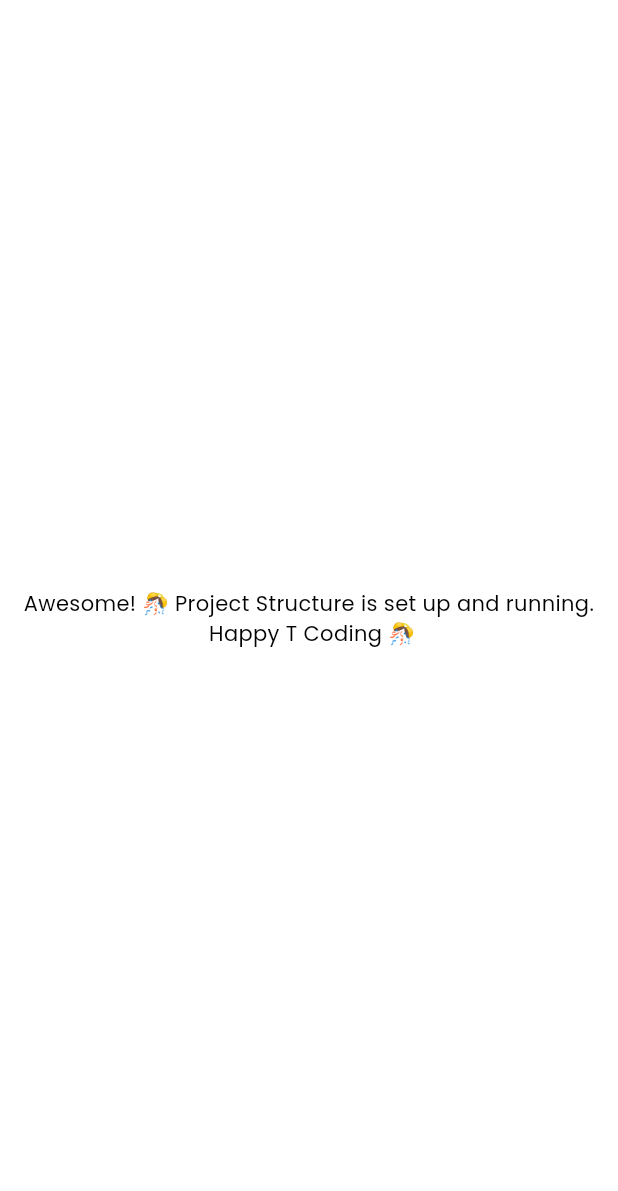
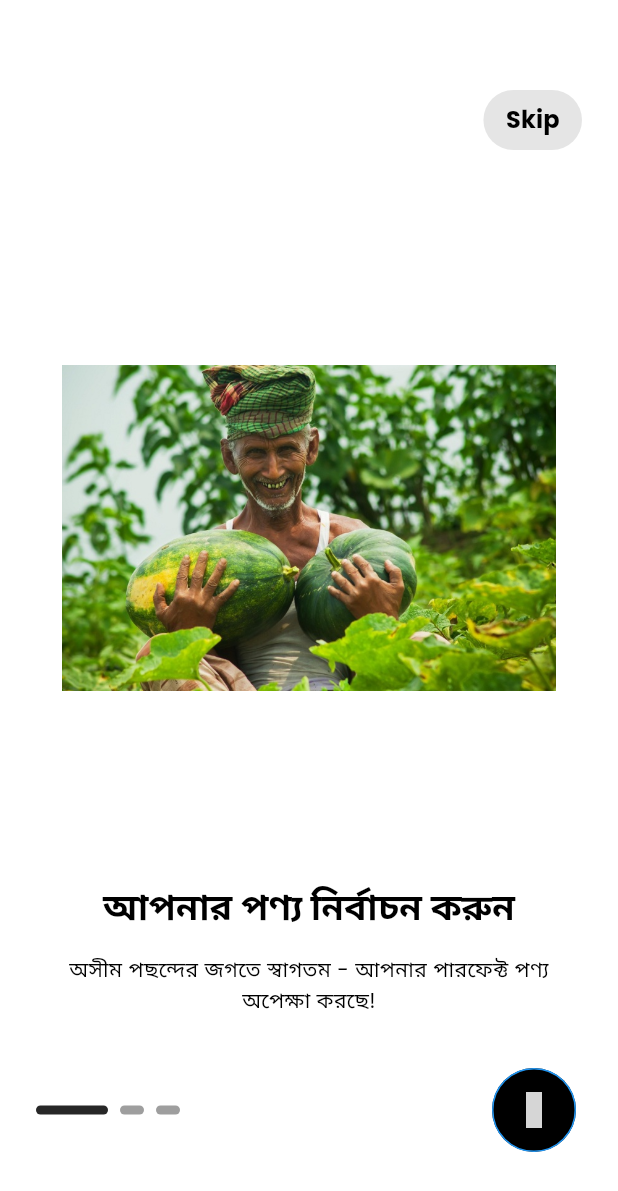
Before and after one commit to Rahat8123/AgroCart, a Flutter app: the screen it shows after launch, on a phone screen of 412 x 824 dp. Shown: the top 1191 px of the screen. Run offline on Flutter 3.47's test engine with Material 3 defaults, Android fonts, the phone set to English and light mode, and no system bars; drawn by our look-alikes of smooth_page_indicator; our stand-ins replace connectivity_plus, firebase_storage, get, get_storage, iconsax, logger and 1 more; accounts and stored records are empty; project files that could hold a hidden picture were left out; grey boxes are pictures that could not be loaded.

```diff
--- a/lib/app.dart
+++ b/lib/app.dart
@@ -1,3 +1,4 @@
+import 'package:agrocart/features/authentication/screens/onboarding/onboarding.dart';
 import 'package:agrocart/utils/constants/text_strings.dart';
 import 'package:agrocart/utils/theme/theme.dart';
 import 'package:flutter/material.dart';
@@ -16,11 +17,7 @@ class App extends StatelessWidget {
       darkTheme: TAppTheme.darkTheme,
       debugShowCheckedModeBanner: false,
       // initialBinding: GeneralBindings(),
-      home: const Scaffold(
-        body: Center(
-          child: Text('Awesome! 🎊 Project Structure is set up and running. \n Happy T Coding 🎊', textAlign: TextAlign.center,),
-        ),
-      ),
+      home: const OnBoardingScreen(),
     );
   }
 }
--- /dev/null
+++ b/lib/features/authentication/screens/onboarding/onboarding.dart
@@ -0,0 +1,73 @@
+import 'package:flutter/material.dart';
+import 'package:agrocart/utils/constants/image_strings.dart';
+import 'package:agrocart/utils/constants/text_strings.dart';
+import 'package:get/get.dart';
+import 'package:get/get_core/src/get_main.dart';
+import '../widgets/OnBoardingNextButton.dart';
+
+import '../widgets/OnBoarding_skip.dart';
+import '../widgets/onboarding_page.dart';
+import '../widgets/onboardingnavigation.dart';
+
+class OnBoardingScreen extends StatefulWidget {
+  const OnBoardingScreen({super.key});
+
+  @override
+  _OnBoardingScreenState createState() => _OnBoardingScreenState();
+}
+
+class _OnBoardingScreenState extends State<OnBoardingScreen> {
+  final PageController _pageController = PageController();
+  int _currentPage = 0;
+
+  @override
+  void initState() {
+    super.initState();
+    _pageController.addListener(() {
+      setState(() {
+        _currentPage = _pageController.page?.round() ?? 0;
+      });
+    });
+  }
+
+  @override
+  void dispose() {
+    _pageController.dispose();
+    super.dispose();
+  }
+
+  @override
+  Widget build(BuildContext context) {
+    return Scaffold(
+      body: Stack(
+        children: [
+          PageView(
+            controller: _pageController, // ✅ Assign PageController
+            children: const [
+              OnBoardingPage(
+                image: TImages.onBoardingImage1,
+                title: TTexts.onBoardingTitle1,
+                subtitle: TTexts.onBoardingSubTitle1,
+              ),
+              OnBoardingPage(
+                image: TImages.onBoardingImage2,
+                title: TTexts.onBoardingTitle2,
+                subtitle: TTexts.onBoardingSubTitle2,
+              ),
+              OnBoardingPage(
+                image: TImages.onBoardingImage3,
+                title: TTexts.onBoardingTitle3,
+                subtitle: TTexts.onBoardingSubTitle3,
+              ),
+            ],
+          ),
+          OnBoardingSkip(
+              isLastPage: _currentPage == 2, pageController: _pageController),
+          OnBoardingDotNavigation(pageController: _pageController), // ✅ Fixed
+          OnBoardingNextButton(
+              controller: _pageController, isLastPage: _currentPage == 2),
+        ],
+      ),
+    );
+  }
+}
--- /dev/null
+++ b/lib/features/authentication/screens/widgets/OnBoardingNextButton.dart
@@ -0,0 +1,54 @@
+import 'package:flutter/material.dart';
+import 'package:iconsax/iconsax.dart';
+import 'package:get/get.dart';  // Import GetX for navigation (if you are using it)
+import '../../../../utils/constants/colors.dart';
+import '../../../../utils/constants/sizes.dart';
+import '../../../../utils/device/device_utility.dart';
+import '../../../../utils/helpers/helper_functions.dart';
+import '../login/login.dart';
+
+class OnBoardingNextButton extends StatelessWidget {
+  final PageController controller;
+  final bool isLastPage;
+
+  const OnBoardingNextButton({
+    super.key,
+    required this.controller,
+    required this.isLastPage,
+  });
+
+  @override
+  Widget build(BuildContext context) {
+    final dark = THelperFunctions.isDarkMode(context);
+
+    return Positioned(
+      right: TSizes.defaultSpace,
+      bottom: TDeviceUtils.getBottomNavigationBarHeight(),
+      child: ElevatedButton(
+        onPressed: () {
+          if (isLastPage) {
+            // If it's the last page, navigate to the LoginScreen or home screen
+            print("Navigate to home screen");
+            Get.offAll(LoginScreen()); // Ensure you are using GetX for navigation
+          } else {
+            // Otherwise, move to the next page
+            controller.nextPage(
+              duration: const Duration(milliseconds: 300),
+              curve: Curves.easeInOut,
+            );
+          }
+        },
+        style: ElevatedButton.styleFrom(
+          shape: const CircleBorder(),
+          padding: const EdgeInsets.all(16),
+          backgroundColor: dark ? TColors.primary : Colors.black,
+        ),
+        child: Icon(
+          isLastPage ? Icons.check : Iconsax.arrow_right,
+          color: Colors.white, // Ensures the arrow icon is visible
+          size: 24, // Slightly increase size for better visibility
+        ),
+      ),
+    );
+  }
+}
--- /dev/null
+++ b/lib/features/authentication/screens/widgets/OnBoarding_skip.dart
@@ -0,0 +1,51 @@
+import 'package:flutter/material.dart';
+import '../../../../utils/constants/sizes.dart';
+import '../../../../utils/device/device_utility.dart';
+import '../../../../utils/helpers/helper_functions.dart';
+
+class OnBoardingSkip extends StatelessWidget {
+  final bool isLastPage;
+  final PageController pageController;
+
+  const OnBoardingSkip({
+    super.key,
+    required this.isLastPage,
+    required this.pageController,
+  });
+
+  @override
+  Widget build(BuildContext context) {
+    final dark = THelperFunctions.isDarkMode(context);
+
+    return Positioned(
+      top: TDeviceUtils.getAppBarHeight(),
+      right: TSizes.defaultSpace,
+      child: isLastPage
+          ? const SizedBox.shrink()
+          : TextButton(
+        onPressed: () {
+          pageController.animateToPage(
+            2,
+            duration: const Duration(milliseconds: 500),
+            curve: Curves.easeInOut,
+          );
+        },
+        style: TextButton.styleFrom(
+          padding: const EdgeInsets.symmetric(horizontal: 15, vertical: 8),
+          backgroundColor: dark ? Colors.white.withOpacity(0.2) : Colors.black.withOpacity(0.1),
+          shape: RoundedRectangleBorder(
+            borderRadius: BorderRadius.circular(20),
+          ),
+        ),
+        child: Text(
+          'Skip',
+          style: TextStyle(
+            fontSize: 16,
+            fontWeight: FontWeight.bold,
+            color: dark ? Colors.white : Colors.black, // ✅ Fix text color for dark mode
+          ),
+        ),
+      ),
+    );
+  }
+}
--- /dev/null
+++ b/lib/features/authentication/screens/widgets/onboarding_page.dart
@@ -0,0 +1,43 @@
+import 'package:flutter/material.dart';
+import '../../../../utils/constants/sizes.dart';
+import '../../../../utils/helpers/helper_functions.dart';
+
+class OnBoardingPage extends StatelessWidget {
+  const OnBoardingPage({
+    super.key,
+    required this.image,
+    required this.title,
+    required this.subtitle,
+  });
+
+  final String image, title, subtitle;
+
+  @override
+  Widget build(BuildContext context) {
+    return Padding(
+      padding: const EdgeInsets.all(TSizes.defaultSpace),
+      child: Column(
+        mainAxisAlignment: MainAxisAlignment.center,
+        children: [
+          Image(
+            height: THelperFunctions.screenHeight() * 0.5,
+            width: THelperFunctions.screenWidth() * 0.8,
+            image: AssetImage(image),
+          ),
+          const SizedBox(height: 30),
+          Text(
+            title,
+            style: Theme.of(context).textTheme.headlineMedium,
+            textAlign: TextAlign.center,
+          ),
+          const SizedBox(height: TSizes.spaceBtwItems),
+          Text(
+            subtitle,
+            style: Theme.of(context).textTheme.bodyMedium,
+            textAlign: TextAlign.center,
+          ),
+        ],
+      ),
+    );
+  }
+}
--- /dev/null
+++ b/lib/features/authentication/screens/widgets/onboardingnavigation.dart
@@ -0,0 +1,33 @@
+import 'package:flutter/material.dart';
+import 'package:smooth_page_indicator/smooth_page_indicator.dart';
+import '../../../../utils/constants/colors.dart';
+import '../../../../utils/constants/sizes.dart';
+import '../../../../utils/device/device_utility.dart';
+import '../../../../utils/helpers/helper_functions.dart';
+
+class OnBoardingDotNavigation extends StatelessWidget {
+  final PageController pageController;
+
+  OnBoardingDotNavigation({
+    super.key,
+    required this.pageController,
+  });
+
+  @override
+  Widget build(BuildContext context) {
+    final dark = THelperFunctions.isDarkMode(context);
+
+    return Positioned(
+      bottom: TDeviceUtils.getBottomNavigationBarHeight() + 25,
+      left: TSizes.defaultSpace,
+      child: SmoothPageIndicator(
+        controller: pageController, // ✅ Fixed controller assignment
+        count: 3,
+        effect: ExpandingDotsEffect(
+          activeDotColor: dark ? TColors.light : TColors.dark,
+          dotHeight: 6,
+        ),
+      ),
+    );
+  }
+}
--- a/lib/utils/constants/image_strings.dart
+++ b/lib/utils/constants/image_strings.dart
@@ -5,8 +5,8 @@
 class TImages {
 
   // -- App Logos
-  static const String darkAppLogo = "assets/logos/t-store-splash-logo-black.png";
-  static const String lightAppLogo = "assets/logos/t-store-splash-logo-white.png";
+  static const String darkAppLogo = "assets/logos/AgroCartLogo.png";
+  static const String lightAppLogo = "assets/logos/AgroCartLogo.png";
 
   // -- Social Logos
   static const String google = "assets/logos/google-icon.png";
@@ -44,14 +44,13 @@ class TImages {
   static const String verifyIllustration = "assets/images/animations/sammy-line-travel-backpack-with-passport-and-air-ticket.gif";
 
   // -- OnBoarding Texts
-  static const String onBoardingImage1 = "assets/images/on_boarding_images/sammy-line-searching.gif";
-  static const String onBoardingImage2 = "assets/images/on_boarding_images/sammy-line-shopping.gif";
-  static const String onBoardingImage3 = "assets/images/on_boarding_images/sammy-line-delivery.gif";
+  static const String onBoardingImage1 = "assets/image/on_boarding_images/pumpkin.jpg";
+  static const String onBoardingImage2 = "assets/image/on_boarding_images/sammy-line-shopping.gif";
+  static const String onBoardingImage3 = "assets/image/on_boarding_images/sammy-line-delivery.gif";
 
   // -- Products
-  static const String productImage1 = "assets/images/products/nike-shoes.png";
-  static const String productImage2 = "assets/images/products/product-1.png";
-  static const String productImage3 = "assets/images/products/product-jacket.png";
+  static const String productImage1 = "assets/image/products/nike-shoes.png";
+  static const String productImage2 = "assets/image/products/product-1.png";
   static const String productImage4 = "assets/images/products/product-jeans.png";
   static const String productImage5 = "assets/images/products/product-shirt.png";
   static const String productImage6 = "assets/images/products/product-slippers.png";
--- a/lib/utils/constants/text_strings.dart
+++ b/lib/utils/constants/text_strings.dart
@@ -12,13 +12,13 @@ class TTexts {
 
 
   // -- OnBoarding Texts
-  static const String onBoardingTitle1 = "Choose your product";
-  static const String onBoardingTitle2 = "Select Payment Method";
-  static const String onBoardingTitle3 = "Deliver at your door step";
+  static const String onBoardingTitle1 = "আপনার পণ্য নির্বাচন করুন";
+  static const String onBoardingTitle2 = "পেমেন্ট পদ্ধতি নির্বাচন করুন";
+  static const String onBoardingTitle3 = "আপনার দরজায় ডেলিভারি";
 
-  static const String onBoardingSubTitle1 = "Welcome to a World of Limitless Choices - Your Perfect Product Awaits!";
-  static const String onBoardingSubTitle2 = "For Seamless Transactions, Choose Your Payment Path - Your Convenience, Our Priority!";
-  static const String onBoardingSubTitle3 = "From Our Doorstep to Yours - Swift, Secure, and Contactless Delivery!";
+  static const String onBoardingSubTitle1 = "অসীম পছন্দের জগতে স্বাগতম - আপনার পারফেক্ট পণ্য অপেক্ষা করছে!";
+  static const String onBoardingSubTitle2 = "নিরবচ্ছিন্ন লেনদেনের জন্য, আপনার পেমেন্ট পদ্ধতি নির্বাচন করুন - আপনার সুবিধাই আমাদের অগ্রাধিকার!";
+  static const String onBoardingSubTitle3 = "আমাদের দরজা থেকে আপনার দরজায় - দ্রুত, নিরাপদ এবং যোগাযোগহীন ডেলিভারি!";
 
 
   // -- Authentication Forms
```
Also changed, not shown: lib/common/styles/spacing_styles.dart (added, +13 -0 lines), lib/common/widget_login_signup/formdivider.dart (added, +48 -0 lines), lib/common/widget_login_signup/socialbutton.dart (added, +68 -0 lines), lib/features/authentication/controller_onboarding/onboarding_controller.dart (added, +12 -0 lines), lib/features/authentication/screens/login/login.dart (added, +46 -0 lines), lib/features/authentication/screens/login/widgets/loginform.dart (added, +117 -0 lines), lib/features/authentication/screens/login/widgets/loginheader.dart (added, +51 -0 lines), splash.yaml (added, +13 -0 lines), assets/image/on_boarding_images/pumpkin.jpg (added), lib/features/authentication/screens/signup/signup.dart (added), 34 other files.
